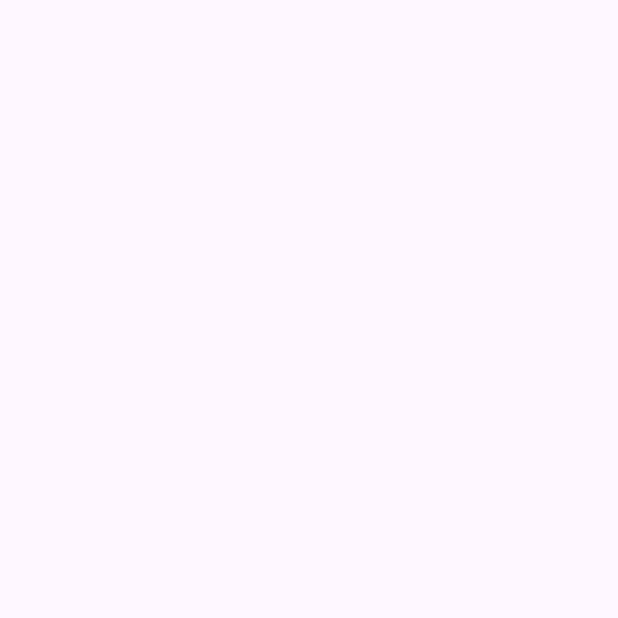
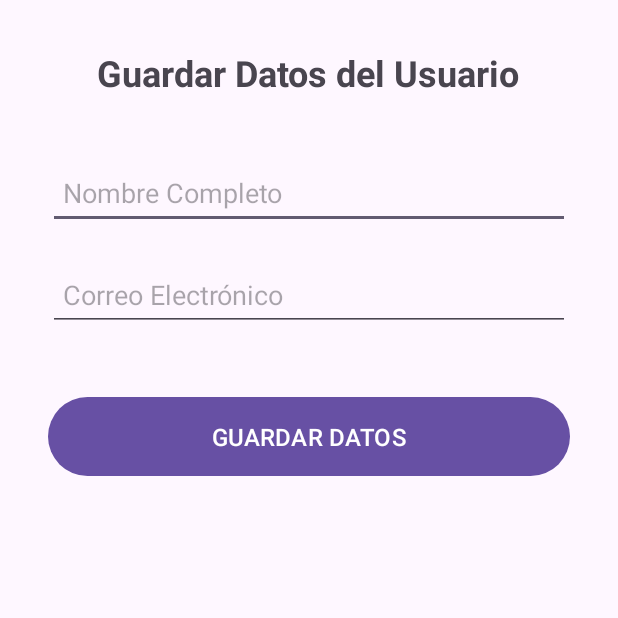
Before and after one commit to armandobrunner92-cloud/MiPrimerAppAndroid, an Android app: the SecondActivity screen opened directly, with no data from a screen before it, on a phone screen of 412 x 824 dp, the top half of it. Before the commit the part shown is empty. Run offline under Robolectric (Android 15) with nearby library versions, the phone set to English and light mode, and no system bars.

Commit message:
FORZADO: Subida final con diseño Verde Menta y funcionalidad OK.

```diff
--- /dev/null
+++ b/app/src/main/java/com/example/miprimerapp/DBHelper.java
@@ -0,0 +1,112 @@
+package com.example.miprimerapp; // ¡ASEGÚRATE que este sea tu nombre de paquete!
+
+import android.content.ContentValues;
+import android.content.Context;
+import android.database.Cursor;
+import android.database.sqlite.SQLiteDatabase;
+import android.database.sqlite.SQLiteOpenHelper;
+
+public class DBHelper extends SQLiteOpenHelper {
+
+    // Constantes de la Base de Datos
+    public static final String DATABASE_NAME = "MiAppDB.db";
+    public static final int DATABASE_VERSION = 1;
+
+    // Tabla para USUARIOS (Para el Login)
+    public static final String USERS_TABLE_NAME = "users";
+    public static final String USERS_COL_ID = "id";
+    public static final String USERS_COL_USERNAME = "username";
+    public static final String USERS_COL_PASSWORD = "password";
+
+    // Tabla para REGISTROS de la SecondActivity
+    public static final String RECORDS_TABLE_NAME = "records";
+    public static final String RECORDS_COL_ID = "id";
+    public static final String RECORDS_COL_FULLNAME = "fullname";
+    public static final String RECORDS_COL_EMAIL = "email";
+    public static final String RECORDS_COL_TIMESTAMP = "timestamp";
+
+
+    public DBHelper(Context context) {
+        // Constructor que llama a la clase padre SQLiteOpenHelper
+        super(context, DATABASE_NAME, null, DATABASE_VERSION);
+    }
+
+    @Override
+    public void onCreate(SQLiteDatabase db) {
+        // 1. Crear la tabla de USUARIOS (Para el Login)
+        String CREATE_USERS_TABLE = "CREATE TABLE " + USERS_TABLE_NAME + " ("
+                + USERS_COL_ID + " INTEGER PRIMARY KEY AUTOINCREMENT, "
+                + USERS_COL_USERNAME + " TEXT UNIQUE, "
+                + USERS_COL_PASSWORD + " TEXT)";
+        db.execSQL(CREATE_USERS_TABLE);
+
+        // ** (REQUISITO PARCIAL) Insertar un usuario por defecto para el Login ** [cite: 26, 27]
+        insertDefaultUser(db);
+
+        // 2. Crear la tabla de REGISTROS (Para la SecondActivity)
+        String CREATE_RECORDS_TABLE = "CREATE TABLE " + RECORDS_TABLE_NAME + " ("
+                + RECORDS_COL_ID + " INTEGER PRIMARY KEY AUTOINCREMENT, "
+                + RECORDS_COL_FULLNAME + " TEXT, "
+                + RECORDS_COL_EMAIL + " TEXT, "
+                + RECORDS_COL_TIMESTAMP + " DATETIME DEFAULT CURRENT_TIMESTAMP)";
+        db.execSQL(CREATE_RECORDS_TABLE);
+    }
+
+    @Override
+    public void onUpgrade(SQLiteDatabase db, int oldVersion, int newVersion) {
+        // Se llama cuando la versión de la base de datos cambia
+        db.execSQL("DROP TABLE IF EXISTS " + USERS_TABLE_NAME);
+        db.execSQL("DROP TABLE IF EXISTS " + RECORDS_TABLE_NAME);
+        onCreate(db);
+    }
+
+    // =========================================================
+    // MÉTODOS DE DATOS
+    // =========================================================
+
+    // Método para insertar un usuario por defecto (para cumplir con el requisito de Login) [cite: 26, 27]
+    private void insertDefaultUser(SQLiteDatabase db) {
+        ContentValues contentValues = new ContentValues();
+        contentValues.put(USERS_COL_USERNAME, "test@app.com"); // Usuario por defecto
+        contentValues.put(USERS_COL_PASSWORD, "1234");          // Contraseña por defecto
+
+        db.insertWithOnConflict(USERS_TABLE_NAME, null, contentValues, SQLiteDatabase.CONFLICT_IGNORE);
+    }
+
+
+    /**
+     * Requisito de Login: Verifica si las credenciales de un usuario son válidas contra la DB. [cite: 17]
+     * @return true si las credenciales coinciden, false en caso contrario.
+     */
+    public boolean checkUser(String username, String password) {
+        SQLiteDatabase db = this.getReadableDatabase();
+        // Consulta para buscar un usuario con el nombre y contraseña dados
+        Cursor cursor = db.rawQuery("SELECT * FROM " + USERS_TABLE_NAME + " WHERE " + USERS_COL_USERNAME + " = ? AND " + USERS_COL_PASSWORD + " = ?", new String[]{username, password});
+
+        boolean result = cursor.getCount() > 0;
+        cursor.close();
+        db.close();
+        return result;
+    }
+
+
+    /**
+     * Requisito de SecondActivity: Inserta un nuevo registro de datos en la DB local. [cite: 15, 21]
+     * @return true si la inserción fue exitosa, false en caso contrario.
+     */
+    public boolean insertDataRecord(String fullname, String email) {
+        SQLiteDatabase db = this.getWritableDatabase();
+        ContentValues contentValues = new ContentValues();
+
+        // 1. Prepara los datos a insertar
+        contentValues.put(RECORDS_COL_FULLNAME, fullname);
+        contentValues.put(RECORDS_COL_EMAIL, email);
+
+        // 2. Ejecuta la inserción.
+        long result = db.insert(RECORDS_TABLE_NAME, null, contentValues);
+
+        db.close();
+        // 3. Verifica el resultado (insert devuelve -1 si falla)
+        return result != -1;
+    }
+}
--- a/app/src/main/java/com/example/miprimerapp/SecondActivity.java
+++ b/app/src/main/java/com/example/miprimerapp/SecondActivity.java
@@ -1,24 +1,69 @@
-package com.example.miprimerapp;
+package com.example.miprimerapp; // Asegúrate de que este sea tu nombre de paquete
 
+import androidx.appcompat.app.AppCompatActivity;
 import android.os.Bundle;
-
-import androidx.activity.EdgeToEdge;
-import androidx.appcompat.app.AppCompatActivity;
-import androidx.core.graphics.Insets;
-import androidx.core.view.ViewCompat;
-import androidx.core.view.WindowInsetsCompat;
+import android.widget.Button;
+import android.widget.EditText;
+import android.widget.Toast;
 
 public class SecondActivity extends AppCompatActivity {
+
+    // 1. Declaración de elementos de la interfaz de usuario y el DBHelper
+    private EditText etFullname;
+    private EditText etEmail;
+    private Button btnSaveData;
+    private DBHelper dbHelper; // Instancia de nuestra clase DBHelper
 
     @Override
     protected void onCreate(Bundle savedInstanceState) {
         super.onCreate(savedInstanceState);
-        EdgeToEdge.enable(this);
         setContentView(R.layout.activity_second);
-        ViewCompat.setOnApplyWindowInsetsListener(findViewById(R.id.main), (v, insets) -> {
-            Insets systemBars = insets.getInsets(WindowInsetsCompat.Type.systemBars());
-            v.setPadding(systemBars.left, systemBars.top, systemBars.right, systemBars.bottom);
-            return insets;
+
+        // 2. Enlazar variables Java con IDs del XML
+        etFullname = findViewById(R.id.et_fullname);
+        etEmail = findViewById(R.id.et_email);
+        btnSaveData = findViewById(R.id.btn_save_data);
+
+        // 3. Inicializar el DBHelper
+        dbHelper = new DBHelper(this);
+
+        // 4. Configurar el evento click del botón
+        btnSaveData.setOnClickListener(view -> {
+            saveDataRecord();
         });
     }
+
+    /**
+     * Método para capturar los datos e insertarlos en la base de datos.
+     */
+    private void saveDataRecord() {
+        // Obtener los valores de los campos de texto como Strings
+        String fullName = etFullname.getText().toString().trim();
+        String email = etEmail.getText().toString().trim();
+
+        // Validación simple: verificar que no estén vacíos
+        if (fullName.isEmpty() || email.isEmpty()) {
+            Toast.makeText(this, "Por favor, completa Nombre y Email para guardar.", Toast.LENGTH_SHORT).show();
+            return;
+        }
+
+        // -----------------------------------------------------
+        // 5. LLAMADA A LA LÓGICA DE INSERCIÓN EN BASE DE DATOS
+        // -----------------------------------------------------
+
+        // Llamamos al método que creamos en DBHelper
+        boolean isInserted = dbHelper.insertDataRecord(fullName, email);
+
+        if (isInserted) {
+            // Requisito cumplido: el registro persiste en la DB local
+            Toast.makeText(this, "✅ ¡Registro GUARDADO correctamente en la DB!", Toast.LENGTH_LONG).show();
+
+            // Opcional: limpiar campos después de guardar
+            etFullname.setText("");
+            etEmail.setText("");
+        } else {
+            // Este mensaje se mostrará si la inserción en la DB falla.
+            Toast.makeText(this, "❌ Error al intentar guardar el registro.", Toast.LENGTH_SHORT).show();
+        }
+    }
 }
--- a/app/src/main/res/layout/activity_second.xml
+++ b/app/src/main/res/layout/activity_second.xml
@@ -1,10 +1,46 @@
 <?xml version="1.0" encoding="utf-8"?>
-<androidx.constraintlayout.widget.ConstraintLayout xmlns:android="http://schemas.android.com/apk/res/android"
-    xmlns:app="http://schemas.android.com/apk/res-auto"
+<LinearLayout
+    xmlns:android="http://schemas.android.com/apk/res/android"
     xmlns:tools="http://schemas.android.com/tools"
-    android:id="@+id/main"
     android:layout_width="match_parent"
     android:layout_height="match_parent"
+    android:orientation="vertical"
+    android:padding="32dp"
+    android:gravity="center_horizontal"
     tools:context=".SecondActivity">
 
-</androidx.constraintlayout.widget.ConstraintLayout>
+    <TextView
+        android:layout_width="wrap_content"
+        android:layout_height="wrap_content"
+        android:text="Guardar Datos del Usuario"
+        android:textSize="24sp"
+        android:textStyle="bold"
+        android:layout_marginBottom="40dp"/>
+
+    <EditText
+        android:id="@+id/et_fullname"
+        android:layout_width="match_parent"
+        android:layout_height="wrap_content"
+        android:hint="Nombre Completo"
+        android:inputType="textPersonName"
+        android:minHeight="48dp"
+        android:padding="10dp"
+        android:layout_marginBottom="20dp"
+        /> <EditText
+    android:id="@+id/et_email"
+    android:layout_width="match_parent"
+    android:layout_height="wrap_content"
+    android:hint="Correo Electrónico"
+    android:inputType="textEmailAddress"
+    android:minHeight="48dp"
+    android:padding="10dp"
+    android:layout_marginBottom="40dp"
+    /> <Button
+    android:id="@+id/btn_save_data"
+    android:layout_width="match_parent"
+    android:layout_height="wrap_content"
+    android:text="GUARDAR DATOS"
+    android:padding="15dp"
+    android:textSize="16sp"/>
+
+</LinearLayout>
```
Also changed, not shown: app/src/main/java/com/example/miprimerapp/MainActivity.java (+53 -11 lines), app/src/main/res/layout/activity_main.xml (+30 -12 lines).
